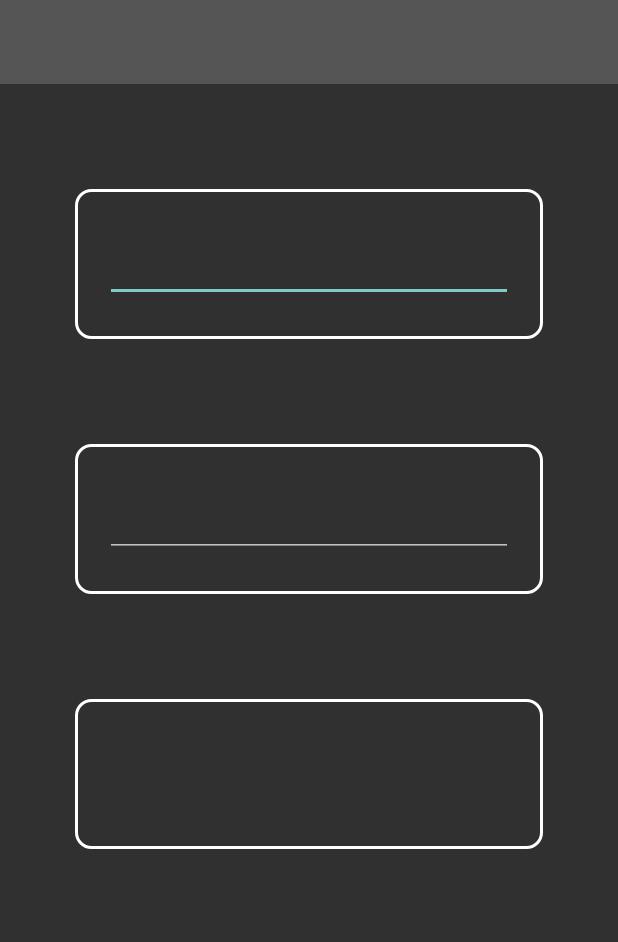
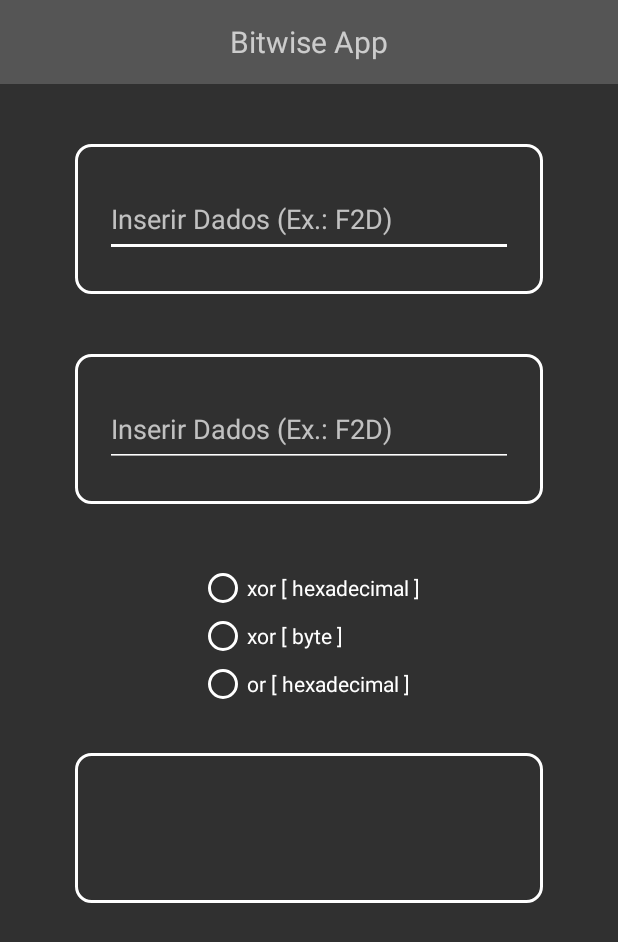
Before and after one commit to blackstr3eet/positivo, an Android app: the layout activity_main.xml on its own in the app's theme, with its tools: preview values and no code run, on a phone screen of 412 x 824 dp. Shown: the top 942 px of the screen. Run offline under Robolectric (Android 15) with nearby library versions, the phone set to English and light mode, and no system bars.

Commit message:
modify layout

```diff
--- a/app/src/main/java/br/com/positivo/exam/activity/MainActivity.kt
+++ b/app/src/main/java/br/com/positivo/exam/activity/MainActivity.kt
@@ -2,6 +2,8 @@ package br.com.positivo.exam.activity
 
 import androidx.appcompat.app.AppCompatActivity
 import android.os.Bundle
+import android.text.Editable
+import android.text.TextWatcher
 import androidx.lifecycle.ViewModelProviders
 import br.com.positivo.exam.databinding.ActivityMainBinding
 import br.com.positivo.exam.viewmodel.MainViewModel
@@ -16,6 +18,7 @@ class MainActivity : AppCompatActivity() {
         binding = ActivityMainBinding.inflate(layoutInflater)
         setContentView(binding.root)
         setSupportActionBar(binding.toolbar)
+        supportActionBar?.setDisplayShowTitleEnabled(false)
 
         viewModel = ViewModelProviders.of(this).get(MainViewModel::class.java)
 
@@ -24,10 +27,26 @@ class MainActivity : AppCompatActivity() {
     }
 
     private fun initObservers() {
-
+        viewModel.getResult().observe(this, {
+            binding.textviewResult.text = it
+        })
     }
 
     private fun initListeners() {
+        binding.edittextInputFirst.addTextChangedListener(object : TextWatcher {
+            override fun beforeTextChanged(s: CharSequence?, start: Int, count: Int, after: Int) {}
 
+            override fun onTextChanged(s: CharSequence?, start: Int, before: Int, count: Int) {}
+
+            override fun afterTextChanged(s: Editable?) {}
+        })
+
+        binding.edittextInputSecond.addTextChangedListener(object : TextWatcher {
+            override fun beforeTextChanged(s: CharSequence?, start: Int, count: Int, after: Int) {}
+
+            override fun onTextChanged(s: CharSequence?, start: Int, before: Int, count: Int) {}
+
+            override fun afterTextChanged(s: Editable?) {}
+        })
     }
 }
--- a/app/src/main/java/br/com/positivo/exam/viewmodel/MainViewModel.kt
+++ b/app/src/main/java/br/com/positivo/exam/viewmodel/MainViewModel.kt
@@ -1,7 +1,14 @@
 package br.com.positivo.exam.viewmodel
 
+import androidx.lifecycle.LiveData
+import androidx.lifecycle.MutableLiveData
 import androidx.lifecycle.ViewModel
 
 class MainViewModel : ViewModel() {
 
+    private val result: MutableLiveData<CharSequence> = MutableLiveData()
+
+    fun getResult(): LiveData<CharSequence> {
+        return result
+    }
 }
--- a/app/src/main/res/layout/activity_main.xml
+++ b/app/src/main/res/layout/activity_main.xml
@@ -11,16 +11,27 @@
         android:layout_width="match_parent"
         android:layout_height="wrap_content"
         android:background="@color/gray"
+        android:minHeight="?android:attr/actionBarSize"
         app:layout_constraintEnd_toEndOf="parent"
         app:layout_constraintStart_toStartOf="parent"
-        app:layout_constraintTop_toTopOf="parent" />
+        app:layout_constraintTop_toTopOf="parent">
+
+        <TextView
+            android:id="@+id/toolbar_title"
+            android:layout_width="wrap_content"
+            android:layout_height="wrap_content"
+            android:layout_gravity="center"
+            android:text="@string/name"
+            android:textSize="20sp" />
+
+    </androidx.appcompat.widget.Toolbar>
 
     <androidx.constraintlayout.widget.ConstraintLayout
         android:id="@+id/layout_border_first"
         android:layout_width="match_parent"
         android:layout_height="100dp"
         android:layout_marginStart="50dp"
-        android:layout_marginTop="70dp"
+        android:layout_marginTop="40dp"
         android:layout_marginEnd="50dp"
         android:background="@drawable/border"
         app:layout_constraintEnd_toEndOf="parent"
@@ -33,6 +44,7 @@
             android:layout_height="50dp"
             android:layout_marginStart="20dp"
             android:layout_marginEnd="20dp"
+            android:hint="@string/input"
             app:layout_constraintBottom_toBottomOf="parent"
             app:layout_constraintEnd_toEndOf="parent"
             app:layout_constraintStart_toStartOf="parent"
@@ -45,7 +57,7 @@
         android:layout_width="match_parent"
         android:layout_height="100dp"
         android:layout_marginStart="50dp"
-        android:layout_marginTop="70dp"
+        android:layout_marginTop="40dp"
         android:layout_marginEnd="50dp"
         android:background="@drawable/border"
         app:layout_constraintEnd_toEndOf="parent"
@@ -58,6 +70,7 @@
             android:layout_height="50dp"
             android:layout_marginStart="20dp"
             android:layout_marginEnd="20dp"
+            android:hint="@string/input"
             app:layout_constraintBottom_toBottomOf="parent"
             app:layout_constraintEnd_toEndOf="parent"
             app:layout_constraintStart_toStartOf="parent"
@@ -65,16 +78,46 @@
 
     </androidx.constraintlayout.widget.ConstraintLayout>
 
+    <RadioGroup
+        android:id="@+id/radio_group"
+        android:layout_width="wrap_content"
+        android:layout_height="wrap_content"
+        android:layout_marginTop="40dp"
+        android:orientation="vertical"
+        app:layout_constraintEnd_toEndOf="parent"
+        app:layout_constraintStart_toStartOf="parent"
+        app:layout_constraintTop_toBottomOf="@+id/layout_border_second">
+
+        <RadioButton
+            android:id="@+id/xor_hex"
+            android:layout_width="wrap_content"
+            android:layout_height="wrap_content"
+            android:text="xor [ hexadecimal ]" />
+
+        <RadioButton
+            android:id="@+id/xor_byte"
+            android:layout_width="wrap_content"
+            android:layout_height="wrap_content"
+            android:text="xor [ byte ]" />
+
+        <RadioButton
+            android:id="@+id/or_hex"
+            android:layout_width="wrap_content"
+            android:layout_height="wrap_content"
+            android:text="or [ hexadecimal ]" />
+
+    </RadioGroup>
+
     <TextView
         android:id="@+id/textview_result"
         android:layout_width="match_parent"
         android:layout_height="100dp"
         android:layout_marginStart="50dp"
-        android:layout_marginTop="70dp"
+        android:layout_marginTop="30dp"
         android:layout_marginEnd="50dp"
         android:background="@drawable/border"
         app:layout_constraintEnd_toEndOf="parent"
         app:layout_constraintStart_toStartOf="parent"
-        app:layout_constraintTop_toBottomOf="@+id/layout_border_second" />
+        app:layout_constraintTop_toBottomOf="@+id/radio_group" />
 
 </androidx.constraintlayout.widget.ConstraintLayout>
--- a/app/src/main/res/values-night/themes.xml
+++ /dev/null
@@ -1,5 +0,0 @@
-<resources xmlns:tools="http://schemas.android.com/tools">
-    <style name="Theme.Exam" parent="Theme.AppCompat.Light.DarkActionBar">
-
-    </style>
-</resources>
--- a/app/src/main/res/values/strings.xml
+++ b/app/src/main/res/values/strings.xml
@@ -1,3 +1,4 @@
 <resources>
-    <string name="name">BITWISE</string>
+    <string name="name">Bitwise App</string>
+    <string name="input">Inserir Dados (Ex.: "F2D")</string>
 </resources>
--- a/app/src/main/res/values/themes.xml
+++ b/app/src/main/res/values/themes.xml
@@ -1,5 +1,7 @@
 <resources xmlns:tools="http://schemas.android.com/tools">
     <style name="Theme.Exam" parent="Theme.AppCompat.NoActionBar">
-
+        <item name="colorControlNormal">@color/white</item>
+        <item name="colorControlActivated">@color/white</item>
+        <item name="colorControlHighlight">@color/white</item>
     </style>
 </resources>
```
